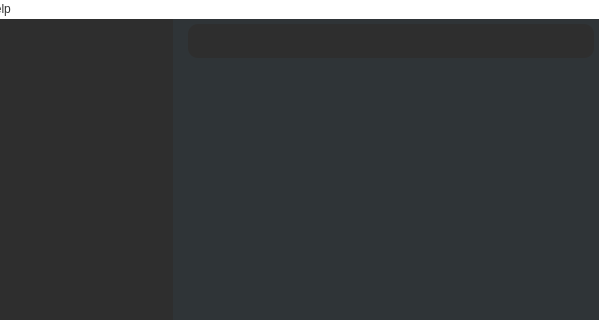
Old version of the form mainwindow.ui in the repository alvi-khan/Marshal; both pictures show x 134 to 733 and y 0 to 320 of the 733 by 504 pixel window.
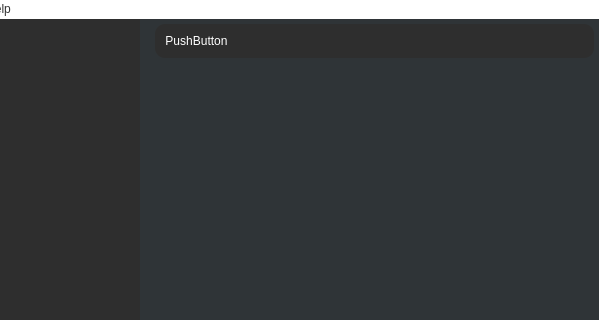
New version of the form. Icons and pictures are not drawn. Custom widgets are drawn as their Qt base class.

Diff of the .ui file:
```diff
--- a/mainwindow.ui
+++ b/mainwindow.ui
@@ -384,7 +384,7 @@
             <property name="frameShadow">
              <enum>QFrame::Plain</enum>
             </property>
-            <layout class="QHBoxLayout" name="horizontalLayout_4" stretch="0,0,0,0,0,0,0">
+            <layout class="QHBoxLayout" name="horizontalLayout_4" stretch="0,0,0,0,0,0,0,0">
              <property name="spacing">
               <number>15</number>
              </property>
@@ -400,6 +400,13 @@
              <property name="bottomMargin">
               <number>5</number>
              </property>
+             <item>
+              <widget class="QPushButton" name="pushButton">
+               <property name="text">
+                <string>PushButton</string>
+               </property>
+              </widget>
+             </item>
              <item>
               <spacer name="horizontalSpacer_3">
                <property name="orientation">
@@ -599,8 +606,8 @@
             <rect>
              <x>0</x>
              <y>0</y>
-             <width>393</width>
-             <height>342</height>
+             <width>395</width>
+             <height>339</height>
             </rect>
            </property>
            <layout class="QVBoxLayout" name="verticalLayout_7">
```
Left out of the diff: 2 changed lines with no effect on the pictures.
